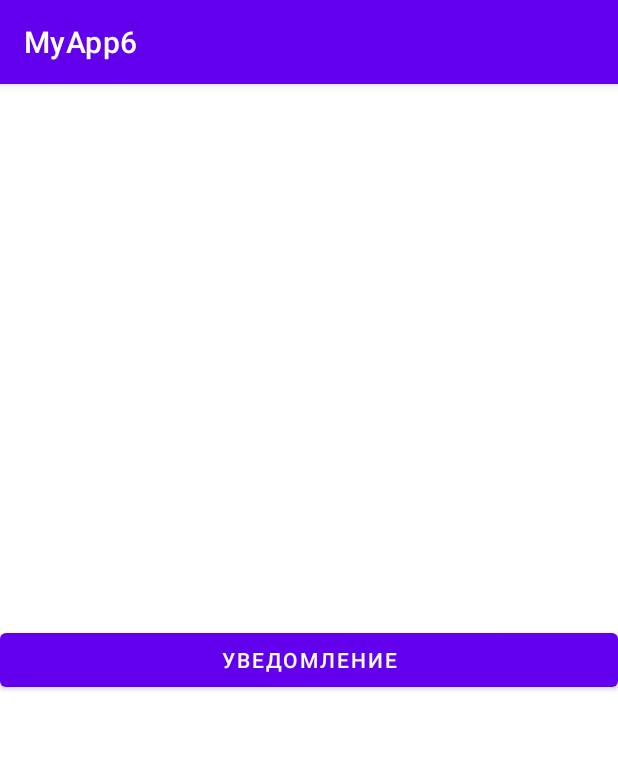
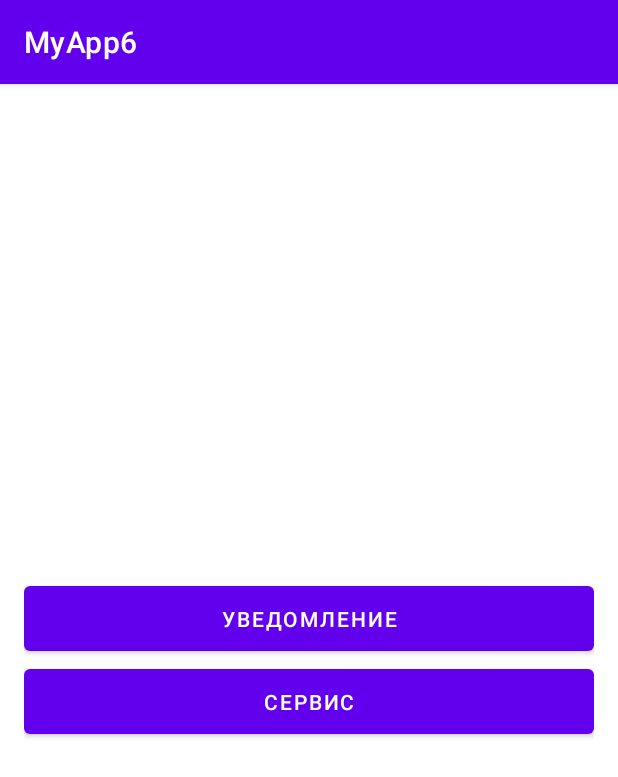
Before and after one commit to Dyaika/android_4th_sem, an Android app: the screen it shows after launch (MainActivity), after a tap on "УВЕДОМЛЕНИЕ", on a phone screen of 412 x 824 dp. Shown: the top 777 px of the screen. Run offline under Robolectric (Android 15) with nearby library versions, the phone set to English and light mode, and no system bars.

Commit message:
homework 6 completed

```diff
--- a/MyApp6/app/src/main/AndroidManifest.xml
+++ b/MyApp6/app/src/main/AndroidManifest.xml
@@ -17,12 +17,17 @@
         <activity
             android:name=".MainActivity"
             android:exported="true">
+
             <intent-filter>
                 <action android:name="android.intent.action.MAIN" />
 
                 <category android:name="android.intent.category.LAUNCHER" />
             </intent-filter>
         </activity>
+        <service
+            android:name=".DemoService"
+            android:enabled="true"
+            android:exported="true" />
     </application>
 
 </manifest>
--- a/MyApp6/app/src/main/java/com/example/myapp6/MainActivity.java
+++ b/MyApp6/app/src/main/java/com/example/myapp6/MainActivity.java
@@ -10,8 +10,11 @@ import android.app.Activity;
 import android.app.NotificationChannel;
 import android.app.NotificationManager;
 import android.content.Context;
+import android.content.Intent;
 import android.content.pm.PackageManager;
+import android.net.Uri;
 import android.os.Bundle;
+import android.provider.Settings;
 import android.view.View;
 import android.widget.Button;
 
@@ -19,7 +22,7 @@ public class MainActivity extends AppCompatActivity {
     private static final int PERMISSION_POST_NOTIFICATIONS_REQUEST_CODE = 105;
     private static int NOTIFY_ID = 1;
     private final Context context = this;
-    private Button button;
+    private Button button, button2;
     private static final String CHANNEL_ID = "CHANNEL_1";
 
     @Override
@@ -30,20 +33,43 @@ public class MainActivity extends AppCompatActivity {
         button.setOnClickListener(new View.OnClickListener() {
             @Override
             public void onClick(View view) {
-                NotificationCompat.Builder builder = new NotificationCompat.Builder(getApplicationContext(), CHANNEL_ID)
+                NotificationCompat.Builder builder = new NotificationCompat
+                        .Builder(getApplicationContext(), CHANNEL_ID)
                         .setSmallIcon(R.drawable.ic_launcher_background) // Устанавливаем иконку
                         .setContentTitle("Вы вызвали уведомления") // Устанавливаем заголовок
-                        .setContentText("Значит они у вас как минимум ращрешены") // Устанавливаем текст
+                        .setContentText("Значит они у вас как минимум разрешены") // Устанавливаем текст
                         .setPriority(NotificationCompat.PRIORITY_DEFAULT); // Устанавливаем приоритет
-                NotificationManagerCompat notificationManagerCompat = NotificationManagerCompat.from(getApplicationContext());
-                notificationManagerCompat.createNotificationChannel(new NotificationChannel(CHANNEL_ID, "first_channel", NotificationManager.IMPORTANCE_DEFAULT));
-                if (ActivityCompat.checkSelfPermission(getApplicationContext(), android.Manifest.permission.POST_NOTIFICATIONS) != PackageManager.PERMISSION_GRANTED) {
+                NotificationManagerCompat notificationManagerCompat =
+                        NotificationManagerCompat.from(getApplicationContext());
+                notificationManagerCompat.createNotificationChannel(
+                        new NotificationChannel(CHANNEL_ID,
+                                "first_channel",
+                                NotificationManager.IMPORTANCE_DEFAULT));
+                if (ActivityCompat.checkSelfPermission(getApplicationContext(),
+                        android.Manifest.permission.POST_NOTIFICATIONS)
+                        != PackageManager.PERMISSION_GRANTED) {
                     ActivityCompat.requestPermissions((Activity) context,
                             new String[]{android.Manifest.permission.POST_NOTIFICATIONS},
                             PERMISSION_POST_NOTIFICATIONS_REQUEST_CODE);
+                } else {
+                    notificationManagerCompat.notify(NOTIFY_ID, builder.build());
+                    NOTIFY_ID++;
                 }
-                notificationManagerCompat.notify(NOTIFY_ID, builder.build());
-                NOTIFY_ID++;
+            }
+        });
+        button2 = findViewById(R.id.button2);
+        button2.setOnClickListener(new View.OnClickListener() {
+            @Override
+            public void onClick(View view) {
+                if (Settings.canDrawOverlays(getApplicationContext())) {
+                    Intent intent = new Intent(getApplicationContext(), DemoService.class);
+                    intent.putExtra("text", "Текст");
+                    getApplicationContext().startService(intent);
+                    finish();
+                } else {
+                    Intent intent = new Intent(Settings.ACTION_MANAGE_OVERLAY_PERMISSION);
+                    startActivity(intent);
+                }
             }
         });
     }
--- a/MyApp6/app/src/main/res/layout/activity_main.xml
+++ b/MyApp6/app/src/main/res/layout/activity_main.xml
@@ -3,12 +3,20 @@
     android:layout_width="match_parent"
     android:layout_height="match_parent"
     android:orientation="vertical"
-    android:gravity="center">
+    android:gravity="center"
+    android:padding="16dp">
 
 
     <Button
         android:id="@+id/button"
+        android:padding="12dp"
         android:layout_width="match_parent"
         android:layout_height="wrap_content"
         android:text="Уведомление" />
+    <Button
+        android:id="@+id/button2"
+        android:padding="12dp"
+        android:layout_width="match_parent"
+        android:layout_height="wrap_content"
+        android:text="Сервис" />
 </LinearLayout>
```
Also changed, not shown: MyApp6/app/src/main/java/com/example/myapp6/DemoService.java (added, +71 -0 lines), MyApp6/app/src/main/res/layout/demo_service.xml (added, +27 -0 lines), MyApp6/app/src/main/res/drawable/fumo.png (added).
